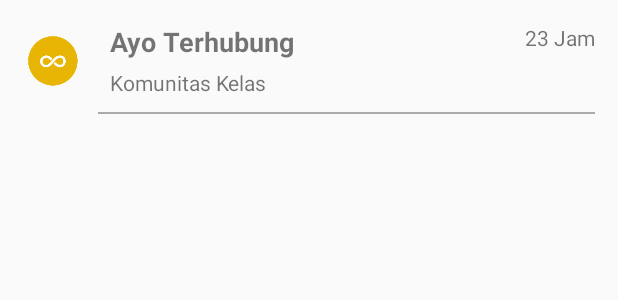
After one commit to mnafian/KomunitasKelas, an Android app: the layout kom_list_item_message.xml on its own in the app's theme, with its tools: preview values and no code run, on a phone screen of 412 x 824 dp. The commit adds this screen. Shown: the top 300 px of the screen. Run offline under Robolectric (Android 15) with nearby library versions, the phone set to English and light mode, and no system bars.

Commit message:
Add message list.

```diff
--- a/app/src/main/java/com/inagata/komunitaskelas/controller/ListMessageController.java
+++ b/app/src/main/java/com/inagata/komunitaskelas/controller/ListMessageController.java
@@ -26,7 +26,7 @@ public class ListMessageController extends BenihController<ListMessageController
 
     public ListMessageController(Presenter presenter) {
         super(presenter);
-        Timber.d("ListControllerList created");
+        Timber.d("ListMessageList created");
     }
 
     public void getListMessage() {
--- a/app/src/main/java/com/inagata/komunitaskelas/data/api/KomunitasKelasApiSample.java
+++ b/app/src/main/java/com/inagata/komunitaskelas/data/api/KomunitasKelasApiSample.java
@@ -43,7 +43,7 @@ public enum KomunitasKelasApiSample {
         @GET("/5d7158714cc2a7121e98/raw/62dc06466bdce052c7a8ccb67e5e860f8728fb11/ListClass.json")
         Observable<List<SchoolClass>> getClassList();
 
-        @GET("/cf2c9ba15f7b85c3afaa/raw/0a81580521acedc4b5085f2386eeb50630861039/ListSubject.json")
+        @GET("/cf2c9ba15f7b85c3afaa/raw/0d3592157a92b9dda39b02e8273b43cb55e1b89f/ListSubject.json")
         Observable<List<SubjectClass>> getSubjectList();
 
         @GET("/124efbf9023d41bd03d7/raw/62fe5f2b5124327d608b3e24b3b189f118a7acd7/DetailPost.json")
--- /dev/null
+++ b/app/src/main/res/layout/kom_list_item_message.xml
@@ -0,0 +1,62 @@
+<?xml version="1.0" encoding="utf-8"?>
+<LinearLayout xmlns:android="http://schemas.android.com/apk/res/android"
+    android:layout_width="match_parent"
+    android:layout_height="wrap_content"
+    android:orientation="vertical">
+
+    <RelativeLayout
+        android:layout_width="match_parent"
+        android:layout_height="wrap_content"
+        android:layout_margin="5dp">
+
+        <ImageView
+            android:id="@+id/image_profile_chat"
+            android:layout_width="60dp"
+            android:layout_height="60dp"
+            android:layout_centerVertical="true"
+            android:padding="5dp"
+            android:src="@drawable/ic_mtk" />
+
+        <TextView
+            android:id="@+id/tv_chat_profile_name"
+            android:layout_width="wrap_content"
+            android:layout_height="wrap_content"
+            android:layout_marginLeft="8dp"
+            android:layout_marginTop="10dp"
+            android:layout_toRightOf="@id/image_profile_chat"
+            android:text="@string/app_jargon"
+            android:textSize="18sp"
+            android:textStyle="bold" />
+
+        <TextView
+            android:id="@+id/tv_last_message"
+            android:layout_width="wrap_content"
+            android:layout_height="wrap_content"
+            android:layout_below="@id/tv_chat_profile_name"
+            android:layout_marginLeft="8dp"
+            android:layout_marginTop="5dp"
+            android:layout_toRightOf="@id/image_profile_chat"
+            android:text="@string/app_name" />
+
+        <TextView
+            android:id="@+id/tv_last_activity"
+            android:layout_width="wrap_content"
+            android:layout_height="wrap_content"
+            android:layout_alignParentEnd="true"
+            android:layout_alignParentRight="true"
+            android:layout_alignTop="@+id/tv_chat_profile_name"
+            android:layout_marginRight="10dp"
+            android:text="23 Jam" />
+
+        <View
+            android:id="@+id/lines_view"
+            android:layout_width="match_parent"
+            android:layout_height="1dp"
+            android:layout_below="@id/tv_last_message"
+            android:layout_marginRight="10dp"
+            android:layout_marginTop="10dp"
+            android:layout_toRightOf="@id/image_profile_chat"
+            android:background="@color/gray" />
+    </RelativeLayout>
+
+</LinearLayout>
```
Also changed, not shown: app/src/main/AndroidManifest.xml (+7 -2 lines), app/src/main/java/com/inagata/komunitaskelas/data/model/PrivateMessage.java (+36 -14 lines), app/src/main/java/com/inagata/komunitaskelas/ui/activity/MainActivity.java (+16 -3 lines), app/src/main/java/com/inagata/komunitaskelas/ui/adapter/MessageListAdapter.java (added, +38 -0 lines), app/src/main/java/com/inagata/komunitaskelas/ui/adapter/viewholder/PrivateMessageHolder.java (added, +70 -0 lines), app/src/main/java/com/inagata/komunitaskelas/ui/fragment/MessageFragment.java (+92 -4 lines), app/src/main/res/layout/kom_fragment_message.xml (+21 -38 lines).
